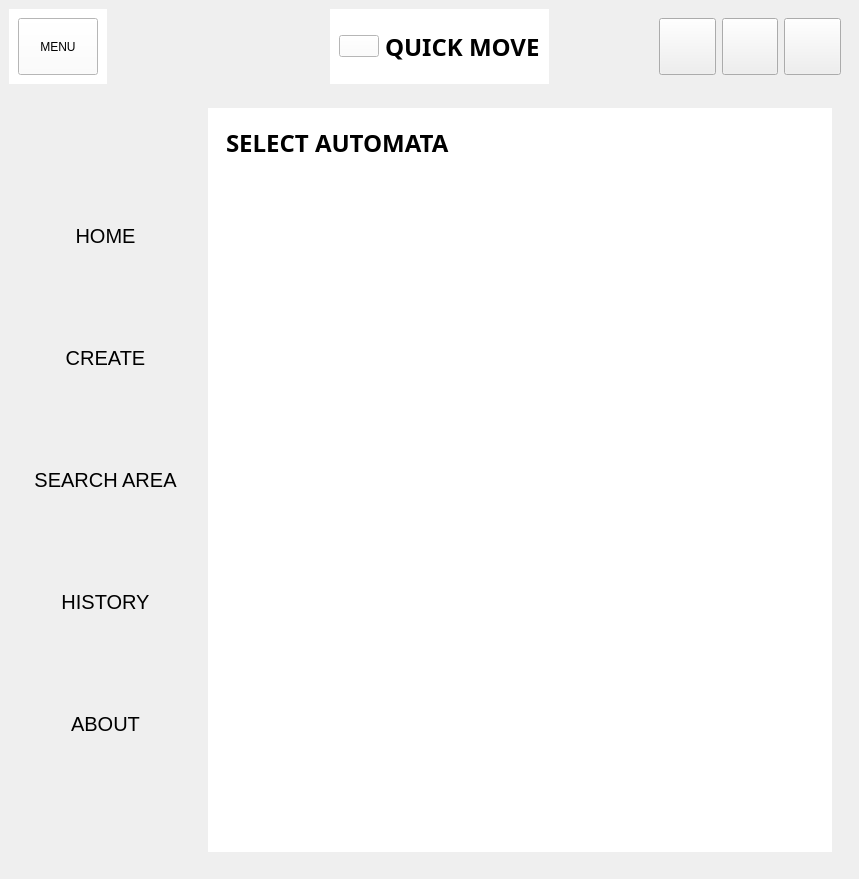
Old version of the form ui/MainWindow.ui in the repository Achu-Worifung/quickMove.
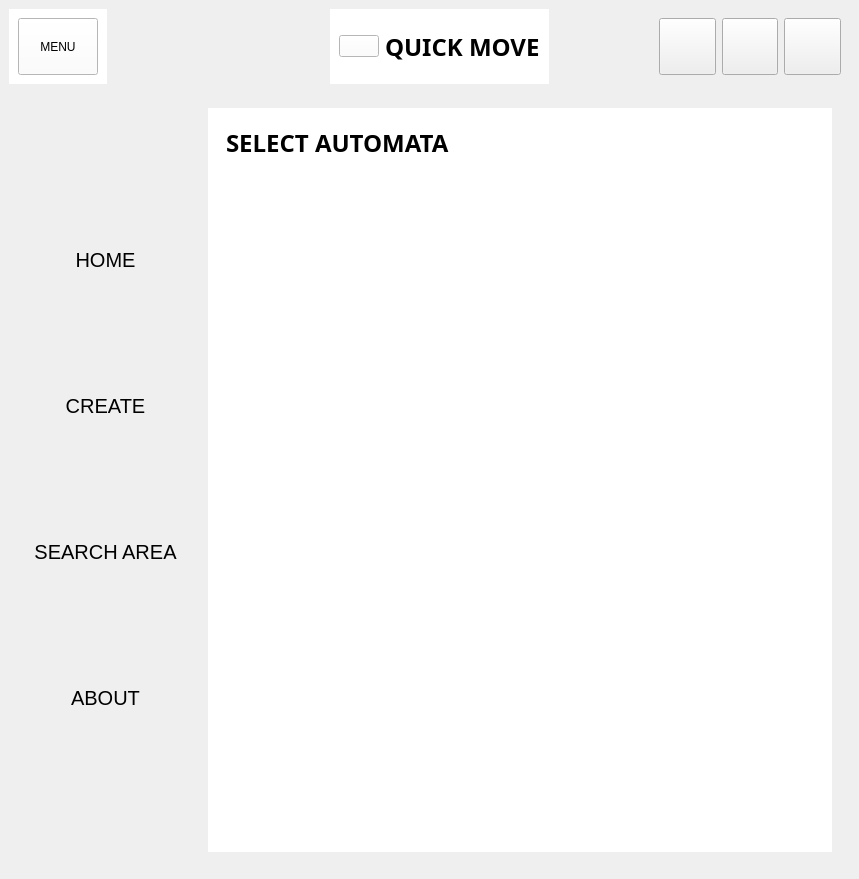
New version of the form. The open tabs and pages were chosen to show the change. Icons and pictures are not drawn.

Commit message: fixed show area not showing on secondary screens

The edit to the form file:
```diff
--- a/ui/MainWindow.ui
+++ b/ui/MainWindow.ui
@@ -394,32 +394,6 @@
             </property>
            </widget>
           </item>
-          <item>
-           <widget class="QPushButton" name="history">
-            <property name="sizePolicy">
-             <sizepolicy hsizetype="Expanding" vsizetype="Fixed">
-              <horstretch>0</horstretch>
-              <verstretch>0</verstretch>
-             </sizepolicy>
-            </property>
-            <property name="styleSheet">
-             <string notr="true"/>
-            </property>
-            <property name="text">
-             <string>HISTORY</string>
-            </property>
-            <property name="icon">
-             <iconset>
-              <normaloff>../Icons/8541835_history_time_icon.ico</normaloff>../Icons/8541835_history_time_icon.ico</iconset>
-            </property>
-            <property name="iconSize">
-             <size>
-              <width>35</width>
-              <height>35</height>
-             </size>
-            </property>
-           </widget>
-          </item>
           <item>
            <widget class="QPushButton" name="about">
             <property name="sizePolicy">
```
Left out of the diff: 16 changed lines with no effect on the pictures. The commit also changes 5 other files.
